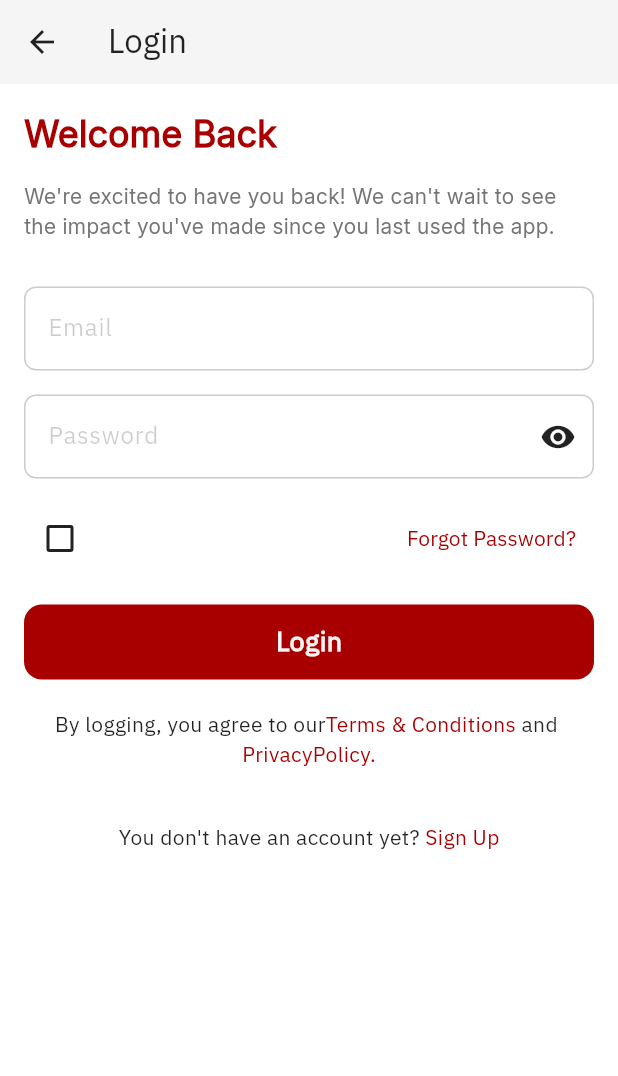
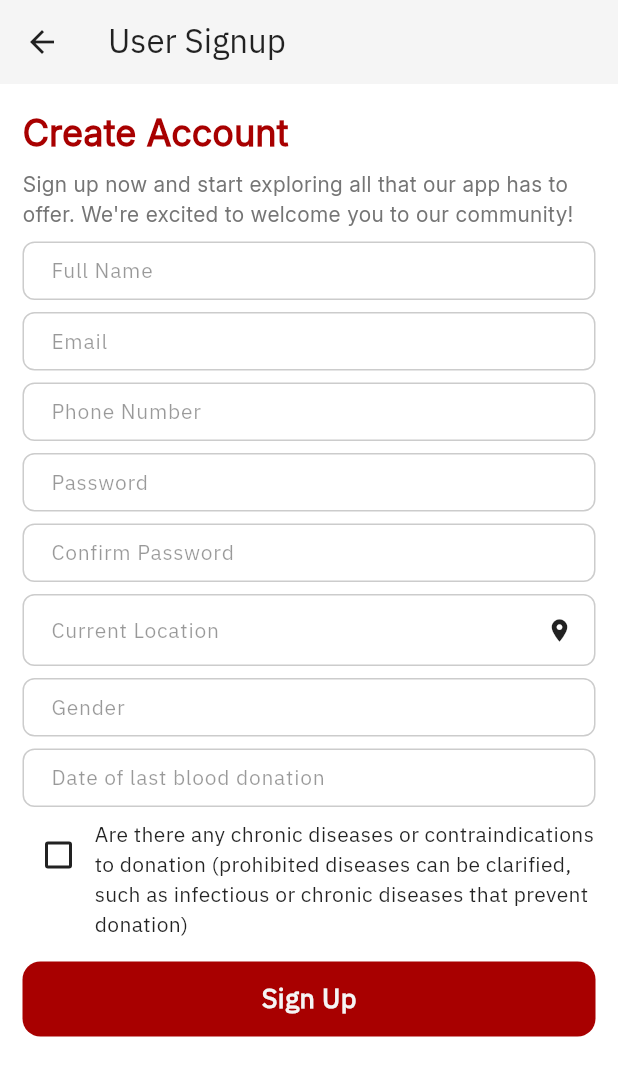
Before and after one commit to Emad-Pro/Blood-Donation, a Flutter app: the UserLoginScreen screen opened directly, after a tap on "Sign Up", on a phone screen of 412 x 824 dp. Shown: the top 1076 px of the screen. Run offline on Flutter 3.47's test engine with Material 3 defaults, Android fonts, the phone set to English and light mode, and no system bars; our stand-ins replace bloc, flutter_bloc, flutter_onboarding_slider, get_it, shared_preferences; accounts and stored records are empty.

Commit message:
* Add User And Hospital Forgot Password * Add User SignUp Screen

```diff
--- a/lib/core/style/theme/light_theme.dart
+++ b/lib/core/style/theme/light_theme.dart
@@ -3,7 +3,7 @@ import 'package:blood_donation/core/locale/cubit/localizations_cubit.dart';
 import 'package:flutter/material.dart';
 
 ThemeData lighTheme = ThemeData.light().copyWith(
-  textTheme: Typography().white.apply(
+  textTheme: Typography().black.apply(
       fontFamily: getIt<LocalizationsCubit>().state.languageCode == "ar"
           ? "ibm"
           : "inter"),
--- a/lib/core/widget/globla_textformfiled.dart
+++ b/lib/core/widget/globla_textformfiled.dart
@@ -1,34 +1,42 @@
 import 'package:flutter/material.dart';
 
 class GlobalTextFormFiled extends StatelessWidget {
-  const GlobalTextFormFiled({
-    super.key,
+  const GlobalTextFormFiled(
+      {super.key,
       this.lableText,
       this.isSecure,
       this.keyboardType,
       this.iconButton,
       this.textEditingController,
       this.validator,
-  });
+      this.readOnly,
+      this.onTap});
   final String? lableText;
   final bool? isSecure;
   final TextInputType? keyboardType;
   final IconButton? iconButton;
   final TextEditingController? textEditingController;
   final String? Function(String?)? validator;
+  final bool? readOnly;
+  final Function()? onTap;
 
   @override
   Widget build(BuildContext context) {
     return TextFormField(
+        onTap: onTap,
         validator: validator,
         controller: textEditingController,
         obscureText: isSecure ?? false,
+        readOnly: readOnly ?? false,
         keyboardType: keyboardType,
         decoration: InputDecoration(
+          isDense: true,
+          contentPadding: EdgeInsets.fromLTRB(15, 15, 15, 0),
           hintStyle: TextStyle(
-              color: Theme.of(context).colorScheme.onSurface.withOpacity(0.2)),
+              color: Theme.of(context).colorScheme.onSurface.withOpacity(0.4)),
           labelStyle: TextStyle(
-              color: Theme.of(context).colorScheme.onSurface.withOpacity(0.2)),
+              fontSize: 14,
+              color: Theme.of(context).colorScheme.onSurface.withOpacity(0.4)),
           suffixIcon: iconButton,
           labelText: lableText,
           focusedBorder: OutlineInputBorder(
--- a/lib/main.dart
+++ b/lib/main.dart
@@ -3,11 +3,12 @@ import 'package:blood_donation/core/shared_preferences/cache_helper.dart';
 import 'package:blood_donation/core/style/theme/bloc/theme_bloc.dart';
 import 'package:blood_donation/core/style/theme/dart_theme.dart';
 import 'package:blood_donation/core/style/theme/light_theme.dart';
+import 'package:blood_donation/hospital_layout/hospital_auth/hospital_forgot_password/view_model/hospital_forgot_password_screen.dart';
+import 'package:blood_donation/user_layout/user_auth/user_forogt_password/user_forgot_password_screen.dart';
 import 'package:flutter/material.dart';
 import 'package:flutter_bloc/flutter_bloc.dart';
 import 'package:flutter_localizations/flutter_localizations.dart';
 
-import 'app/public/onboarding_screen/view/onboarding_screen.dart';
 import 'core/di/service_lacator.dart';
 import 'core/locale/app_localiztions.dart';
 
@@ -43,7 +44,7 @@ class Main extends StatelessWidget {
                 theme: lighTheme,
                 darkTheme: darkTheme,
                 themeMode: themeMode,
-                home: const OnboardingScreen(),
+                home: HospitalForgotPasswordScreen(),
               );
             },
           );
--- a/lib/user_layout/user_auth/user_login/view/user_login_screen.dart
+++ b/lib/user_layout/user_auth/user_login/view/user_login_screen.dart
@@ -2,9 +2,12 @@ import 'package:blood_donation/core/locale/app_localiztions.dart';
 import 'package:blood_donation/core/widget/global_button.dart';
 import 'package:blood_donation/core/widget/global_sub_title_text_widget.dart';
 import 'package:blood_donation/core/widget/global_title_text_widget.dart';
+import 'package:blood_donation/user_layout/user_auth/user_login/view_model/cubit/user_cubit.dart';
 import 'package:flutter/material.dart';
+import 'package:flutter_bloc/flutter_bloc.dart';
 
 import '../../../../core/widget/globla_textformfiled.dart';
+import '../../user_signup/view/user_signup_screen.dart';
 
 class UserLoginScreen extends StatelessWidget {
   const UserLoginScreen({super.key});
@@ -15,8 +18,12 @@ class UserLoginScreen extends StatelessWidget {
       appBar: AppBar(
         title: Text("Login".tr(context)),
       ),
-      body: SingleChildScrollView(
-        child: Center(
+      body: BlocProvider(
+        create: (context) => UserLoginCubit(),
+        child: SingleChildScrollView(
+          child: BlocBuilder<UserLoginCubit, UserLoginState>(
+            builder: (context, state) {
+              return Center(
                 child: Padding(
                   padding: const EdgeInsets.all(16.0),
                   child: Column(
@@ -27,7 +34,8 @@ class UserLoginScreen extends StatelessWidget {
                         mainAxisAlignment: MainAxisAlignment.start,
                         crossAxisAlignment: CrossAxisAlignment.start,
                         children: [
-                    GlobalTitleTextWidget(title: 'Welcome Back'.tr(context)),
+                          GlobalTitleTextWidget(
+                              title: 'Welcome Back'.tr(context)),
                           const SizedBox(
                             height: 15,
                           ),
@@ -42,10 +50,16 @@ class UserLoginScreen extends StatelessWidget {
                           const SizedBox(height: 16),
                           GlobalTextFormFiled(
                               lableText: "password".tr(context),
-                        isSecure: true,
+                              isSecure: state.userPasswordIsSecure,
                               iconButton: IconButton(
-                            onPressed: () {},
-                            icon: const Icon(Icons.remove_red_eye)),
+                                  onPressed: () {
+                                    context
+                                        .read<UserLoginCubit>()
+                                        .toggleShowPassword();
+                                  },
+                                  icon: Icon(state.userPasswordIsSecure
+                                      ? Icons.visibility_off
+                                      : Icons.visibility)),
                               keyboardType: TextInputType.visiblePassword),
                           const SizedBox(height: 16),
                           Row(
@@ -56,10 +70,16 @@ class UserLoginScreen extends StatelessWidget {
                                   Checkbox(
                                     activeColor:
                                         Theme.of(context).colorScheme.primary,
-                              value: false,
-                              onChanged: (bool? value) {},
+                                    value: state.userRememberMe,
+                                    onChanged: (bool? value) {
+                                      context
+                                          .read<UserLoginCubit>()
+                                          .toggleRememberME();
+                                    },
                                   ),
-                            Text('Remember me'.tr(context)),
+                                  Text(
+                                    'Remember me'.tr(context),
+                                  ),
                                 ],
                               ),
                               TextButton(
@@ -79,28 +99,34 @@ class UserLoginScreen extends StatelessWidget {
                                 Text(
                                   "By logging, you agree to our".tr(context),
                                   style: TextStyle(
-                                color: Theme.of(context).colorScheme.onSurface),
+                                      color: Theme.of(context)
+                                          .colorScheme
+                                          .onSurface),
                                 ),
                                 GestureDetector(
                                     onTap: () {},
                                     child: Text(
                                       "Terms & Conditions".tr(context),
                                       style: TextStyle(
-                                    color:
-                                        Theme.of(context).colorScheme.primary),
+                                          color: Theme.of(context)
+                                              .colorScheme
+                                              .primary),
                                     )),
                                 Text(
                                   "and".tr(context),
                                   style: TextStyle(
-                                color: Theme.of(context).colorScheme.onSurface),
+                                      color: Theme.of(context)
+                                          .colorScheme
+                                          .onSurface),
                                 ),
                                 GestureDetector(
                                     onTap: () {},
                                     child: Text(
                                       "PrivacyPolicy.".tr(context),
                                       style: TextStyle(
-                                    color:
-                                        Theme.of(context).colorScheme.primary),
+                                          color: Theme.of(context)
+                                              .colorScheme
+                                              .primary),
                                     )),
                               ],
                             ),
@@ -117,14 +143,23 @@ class UserLoginScreen extends StatelessWidget {
                               "You don't have an account yet. Do you want to register an account?"
                                   .tr(context),
                               style: TextStyle(
-                            color: Theme.of(context).colorScheme.onSurface),
+                                  color:
+                                      Theme.of(context).colorScheme.onSurface),
                             ),
                             GestureDetector(
-                          onTap: () {},
+                                onTap: () {
+                                  Navigator.push(
+                                      context,
+                                      MaterialPageRoute(
+                                          builder: (context) =>
+                                              UserSignupScreen()));
+                                },
                                 child: Text(
                                   "Sign Up".tr(context),
                                   style: TextStyle(
-                                color: Theme.of(context).colorScheme.primary),
+                                      color: Theme.of(context)
+                                          .colorScheme
+                                          .primary),
                                 )),
                           ],
                         ),
@@ -132,6 +167,9 @@ class UserLoginScreen extends StatelessWidget {
                     ],
                   ),
                 ),
+              );
+            },
+          ),
         ),
       ),
     );
--- /dev/null
+++ b/lib/user_layout/user_auth/user_signup/view/user_signup_screen.dart
@@ -0,0 +1,128 @@
+import 'package:blood_donation/core/widget/global_button.dart';
+import 'package:blood_donation/core/widget/global_sub_title_text_widget.dart';
+import 'package:blood_donation/core/widget/global_title_text_widget.dart';
+import 'package:blood_donation/core/widget/globla_textformfiled.dart';
+import 'package:flutter/material.dart';
+
+class UserSignupScreen extends StatelessWidget {
+  const UserSignupScreen({Key? key}) : super(key: key);
+
+  @override
+  Widget build(BuildContext context) {
+    return Scaffold(
+      appBar: AppBar(
+        title: Text(
+          'User Signup',
+        ),
+      ),
+      body: SingleChildScrollView(
+        child: Padding(
+          padding: const EdgeInsets.all(15.0),
+          child: Column(
+            crossAxisAlignment: CrossAxisAlignment.start,
+            children: [
+              GlobalTitleTextWidget(title: "Create Account"),
+              SizedBox(
+                height: 8,
+              ),
+              GlobalSubTitleTextWidget(
+                  subTitle:
+                      "Sign up now and start exploring all that our app has to offer. We're excited to welcome you to our community!"),
+              SizedBox(
+                height: 8,
+              ),
+              GlobalTextFormFiled(
+                lableText: "Full Name",
+              ),
+              SizedBox(
+                height: 8,
+              ),
+              GlobalTextFormFiled(
+                lableText: "Email",
+                keyboardType: TextInputType.emailAddress,
+              ),
+              SizedBox(
+                height: 8,
+              ),
+              GlobalTextFormFiled(
+                lableText: "Phone Number",
+                keyboardType: TextInputType.phone,
+              ),
+              SizedBox(
+                height: 8,
+              ),
+              GlobalTextFormFiled(
+                keyboardType: TextInputType.visiblePassword,
+                lableText: "Password",
+              ),
+              SizedBox(
+                height: 8,
+              ),
+              GlobalTextFormFiled(
+                keyboardType: TextInputType.visiblePassword,
+                lableText: "Confirm Password",
+              ),
+              SizedBox(
+                height: 8,
+              ),
+              GlobalTextFormFiled(
+                keyboardType: TextInputType.text,
+                lableText: "Current Location",
+                readOnly: true,
+                iconButton:
+                    IconButton(onPressed: () {}, icon: Icon(Icons.location_on)),
+              ),
+              SizedBox(
+                height: 8,
+              ),
+              GlobalTextFormFiled(
+                keyboardType: TextInputType.text,
+                lableText: "Gender",
+              ),
+              SizedBox(
+                height: 8,
+              ),
+              GlobalTextFormFiled(
+                keyboardType: TextInputType.text,
+                lableText: "Date of last blood donation",
+                readOnly: true,
+                onTap: () {
+                  DateTime currentDate = DateTime.now();
+                  DateTime threeMonthsAgo = DateTime(
+                      currentDate.year, currentDate.month - 3, currentDate.day);
+
+                  showDatePicker(
+                      context: context,
+                      firstDate: DateTime(1970),
+                      initialDate: threeMonthsAgo,
+                      lastDate: DateTime.now());
+                },
+              ),
+              SizedBox(
+                height: 8,
+              ),
+              Row(
+                crossAxisAlignment: CrossAxisAlignment.start,
+                mainAxisAlignment: MainAxisAlignment.start,
+                children: [
+                  Checkbox(
+                    value: false,
+                    onChanged: (value) {},
+                  ),
+                  Expanded(
+                    child: Text(
+                        "Are there any chronic diseases or contraindications to donation (prohibited diseases can be clarified, such as infectious or chronic diseases that prevent donation)"),
+                  )
+                ],
+              ),
+              SizedBox(
+                height: 15,
+              ),
+              GlobalButton(text: "Sign Up", onTap: () {})
+            ],
+          ),
+        ),
+      ),
+    );
+  }
+}
```
Also changed, not shown: assets/lang/ar.json (+6 -1 lines), assets/lang/en.json (+6 -1 lines), lib/hospital_layout/hospital_auth/hospital_forgot_password/view_model/hospital_forgot_password_screen.dart (+47 -0 lines), lib/user_layout/user_auth/user_forogt_password/user_forgot_password_screen.dart (+48 -0 lines), lib/user_layout/user_auth/user_login/view_model/cubit/user_cubit.dart (added, +15 -0 lines), lib/user_layout/user_auth/user_login/view_model/cubit/user_state.dart (added, +15 -0 lines). Lines whose indentation alone changed are shown as unchanged.
